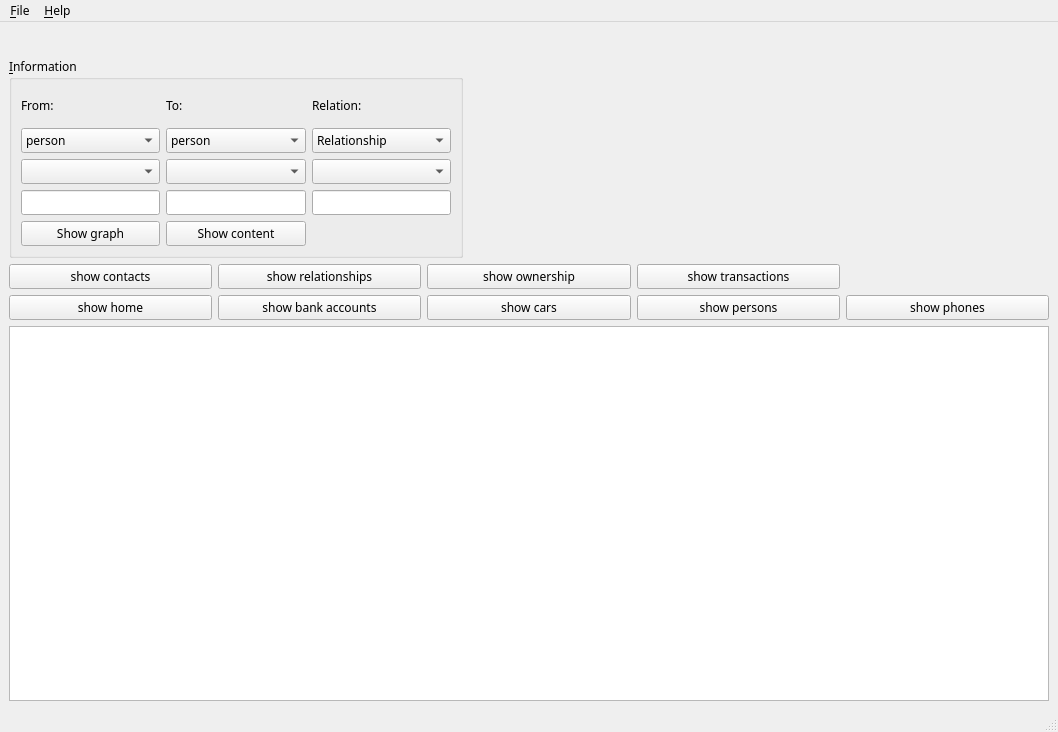
Above: gui.ui from shagho/data-structure before the change. Below: the same form after it.
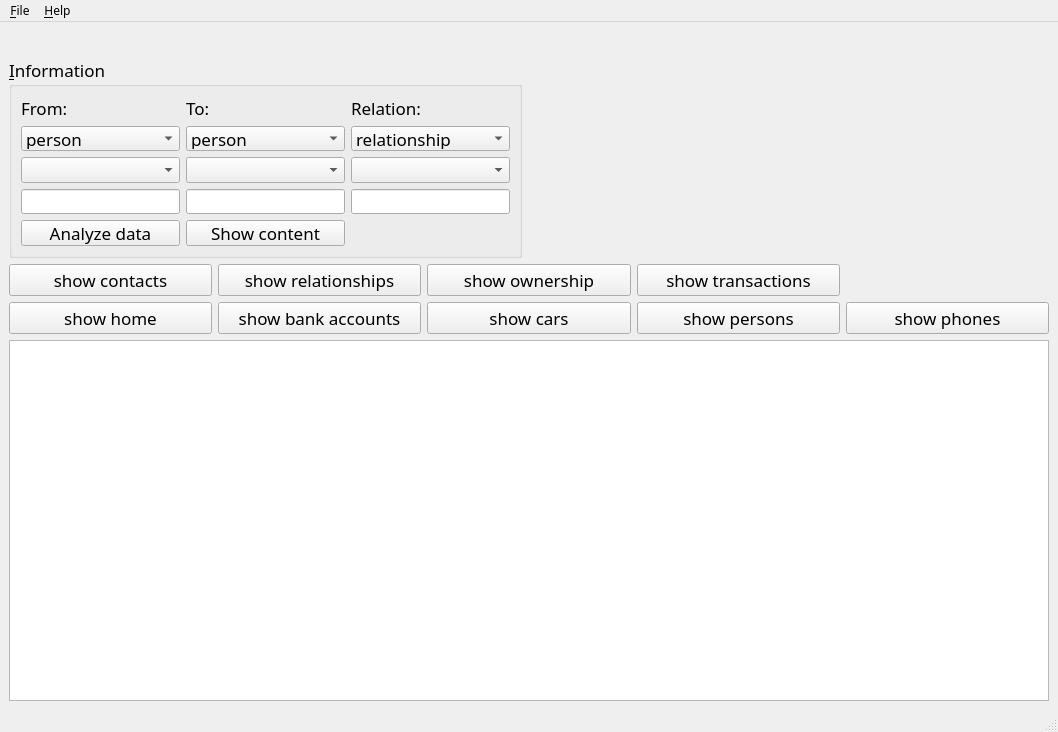
That is the form after the change.

```diff
--- a/gui.ui
+++ b/gui.ui
@@ -42,6 +42,11 @@
      <layout class="QGridLayout" name="gridLayout_4">
       <item row="0" column="0">
        <spacer name="horizontalSpacer_2">
+        <property name="font">
+         <font>
+          <pointsize>13</pointsize>
+         </font>
+        </property>
         <property name="orientation">
          <enum>Qt::Horizontal</enum>
         </property>
@@ -57,16 +62,30 @@
        <widget class="QLabel" name="time_label">
         <property name="minimumSize">
          <size>
-          <width>121</width>
+          <width>60</width>
           <height>20</height>
          </size>
         </property>
         <property name="maximumSize">
          <size>
-          <width>121</width>
+          <width>60</width>
           <height>20</height>
          </size>
         </property>
+        <property name="sizeIncrement">
+         <size>
+          <width>0</width>
+          <height>0</height>
+         </size>
+        </property>
+        <property name="font">
+         <font>
+          <pointsize>13</pointsize>
+         </font>
+        </property>
+        <property name="layoutDirection">
+         <enum>Qt::RightToLeft</enum>
+        </property>
         <property name="text">
          <string/>
         </property>
@@ -86,6 +105,11 @@
           <height>201</height>
          </size>
         </property>
+        <property name="font">
+         <font>
+          <pointsize>13</pointsize>
+         </font>
+        </property>
         <property name="title">
          <string>&amp;Information</string>
         </property>
@@ -100,6 +124,11 @@
            </property>
            <item row="3" column="1">
             <widget class="QLineEdit" name="to_lineEdit">
+             <property name="font">
+              <font>
+               <pointsize>13</pointsize>
+              </font>
+             </property>
              <property name="text">
               <string/>
              </property>
@@ -107,16 +136,32 @@
            </item>
            <item row="0" column="0">
             <widget class="QLabel" name="from_label">
+             <property name="font">
+              <font>
+               <pointsize>13</pointsize>
+              </font>
+             </property>
              <property name="text">
               <string>From:</string>
              </property>
             </widget>
            </item>
            <item row="2" column="0">
-            <widget class="QComboBox" name="sub_comboBox"/>
+            <widget class="QComboBox" name="sub_comboBox">
+             <property name="font">
+              <font>
+               <pointsize>13</pointsize>
+              </font>
+             </property>
+            </widget>
            </item>
            <item row="1" column="1">
             <widget class="QComboBox" name="to_comboBox">
+             <property name="font">
+              <font>
+               <pointsize>13</pointsize>
+              </font>
+             </property>
              <item>
               <property name="text">
                <string>person</string>
@@ -146,9 +191,14 @@
            </item>
            <item row="1" column="2">
             <widget class="QComboBox" name="relation_combobox">
+             <property name="font">
+              <font>
+               <pointsize>13</pointsize>
+              </font>
+             </property>
              <item>
               <property name="text">
-               <string>Relationship</string>
+               <string>relationship</string>
               </property>
              </item>
              <item>
@@ -169,10 +219,21 @@
             </widget>
            </item>
            <item row="3" column="2">
-            <widget class="QLineEdit" name="relation_lineEdit"/>
+            <widget class="QLineEdit" name="relation_lineEdit">
+             <property name="font">
+              <font>
+               <pointsize>13</pointsize>
+              </font>
+             </property>
+            </widget>
            </item>
            <item row="1" column="0">
             <widget class="QComboBox" name="from_comboBox">
+             <property name="font">
+              <font>
+               <pointsize>13</pointsize>
+              </font>
+             </property>
              <item>
               <property name="text">
                <string>person</string>
@@ -201,37 +262,75 @@
             </widget>
            </item>
            <item row="3" column="0">
-            <widget class="QLineEdit" name="from_lineEdit"/>
+            <widget class="QLineEdit" name="from_lineEdit">
+             <property name="font">
+              <font>
+               <pointsize>13</pointsize>
+              </font>
+             </property>
+            </widget>
            </item>
            <item row="2" column="2">
-            <widget class="QComboBox" name="sub_relation_combobox"/>
+            <widget class="QComboBox" name="sub_relation_combobox">
+             <property name="font">
+              <font>
+               <pointsize>13</pointsize>
+              </font>
+             </property>
+            </widget>
            </item>
            <item row="0" column="1">
             <widget class="QLabel" name="to_label">
+             <property name="font">
+              <font>
+               <pointsize>13</pointsize>
+              </font>
+             </property>
              <property name="text">
               <string>To:</string>
              </property>
             </widget>
            </item>
            <item row="2" column="1">
-            <widget class="QComboBox" name="sub_to_comboBox"/>
+            <widget class="QComboBox" name="sub_to_comboBox">
+             <property name="font">
+              <font>
+               <pointsize>13</pointsize>
+              </font>
+             </property>
+            </widget>
            </item>
            <item row="0" column="2">
             <widget class="QLabel" name="relation_label">
+             <property name="font">
+              <font>
+               <pointsize>13</pointsize>
+              </font>
+             </property>
              <property name="text">
               <string>Relation:</string>
              </property>
             </widget>
            </item>
            <item row="4" column="0">
-            <widget class="QPushButton" name="show_graph">
+            <widget class="QPushButton" name="analyze">
+             <property name="font">
+              <font>
+               <pointsize>13</pointsize>
+              </font>
+             </property>
              <property name="text">
-              <string>Show graph</string>
+              <string>Analyze data</string>
              </property>
             </widget>
            </item>
            <item row="4" column="1">
             <widget class="QPushButton" name="show_content">
+             <property name="font">
+              <font>
+               <pointsize>13</pointsize>
+              </font>
+             </property>
              <property name="text">
               <string>Show content</string>
              </property>
@@ -244,6 +343,11 @@
       </item>
       <item row="1" column="1">
        <spacer name="horizontalSpacer">
+        <property name="font">
+         <font>
+          <pointsize>13</pointsize>
+         </font>
+        </property>
         <property name="orientation">
          <enum>Qt::Horizontal</enum>
         </property>
@@ -261,6 +365,11 @@
          <layout class="QGridLayout" name="gridLayout">
           <item row="0" column="0">
            <widget class="QPushButton" name="show_contacts">
+            <property name="font">
+             <font>
+              <pointsize>13</pointsize>
+             </font>
+            </property>
             <property name="text">
              <string>show contacts</string>
             </property>
@@ -268,6 +377,11 @@
           </item>
           <item row="0" column="1">
            <widget class="QPushButton" name="show_relationship">
+            <property name="font">
+             <font>
+              <pointsize>13</pointsize>
+             </font>
+            </property>
             <property name="text">
              <string>show relationships</string>
             </property>
@@ -275,6 +389,11 @@
           </item>
           <item row="0" column="2">
            <widget class="QPushButton" name="show_ownership">
+            <property name="font">
+             <font>
+              <pointsize>13</pointsize>
+             </font>
+            </property>
             <property name="text">
              <string>show ownership</string>
             </property>
@@ -282,6 +401,11 @@
           </item>
           <item row="0" column="3">
            <widget class="QPushButton" name="show_transactios">
+            <property name="font">
+             <font>
+              <pointsize>13</pointsize>
+             </font>
+            </property>
             <property name="text">
              <string>show transactions</string>
             </property>
@@ -289,6 +413,11 @@
           </item>
           <item row="1" column="0">
            <widget class="QPushButton" name="show_home">
+            <property name="font">
+             <font>
+              <pointsize>13</pointsize>
+             </font>
+            </property>
             <property name="text">
              <string>show home</string>
             </property>
@@ -296,6 +425,11 @@
           </item>
           <item row="1" column="1">
            <widget class="QPushButton" name="show_bank_accounts">
+            <property name="font">
+             <font>
+              <pointsize>13</pointsize>
+             </font>
+            </property>
             <property name="text">
              <string>show bank accounts</string>
             </property>
@@ -303,6 +437,11 @@
           </item>
           <item row="1" column="2">
            <widget class="QPushButton" name="show_cars">
+            <property name="font">
+             <font>
+              <pointsize>13</pointsize>
+             </font>
+            </property>
             <property name="text">
              <string>show cars</string>
             </property>
@@ -310,6 +449,11 @@
           </item>
           <item row="1" column="3">
            <widget class="QPushButton" name="show_persons">
+            <property name="font">
+             <font>
+              <pointsize>13</pointsize>
+             </font>
+            </property>
             <property name="text">
              <string>show persons</string>
             </property>
@@ -317,6 +461,11 @@
           </item>
           <item row="1" column="4">
            <widget class="QPushButton" name="show_phones">
+            <property name="font">
+             <font>
+              <pointsize>13</pointsize>
+             </font>
+            </property>
             <property name="text">
              <string>show phones</string>
             </property>
@@ -327,6 +476,7 @@
             <property name="font">
              <font>
               <family>B Nazanin</family>
+              <pointsize>13</pointsize>
              </font>
             </property>
             <property name="editTriggers">
```
Left out of the diff: 23 changed lines with no effect on the pictures.
